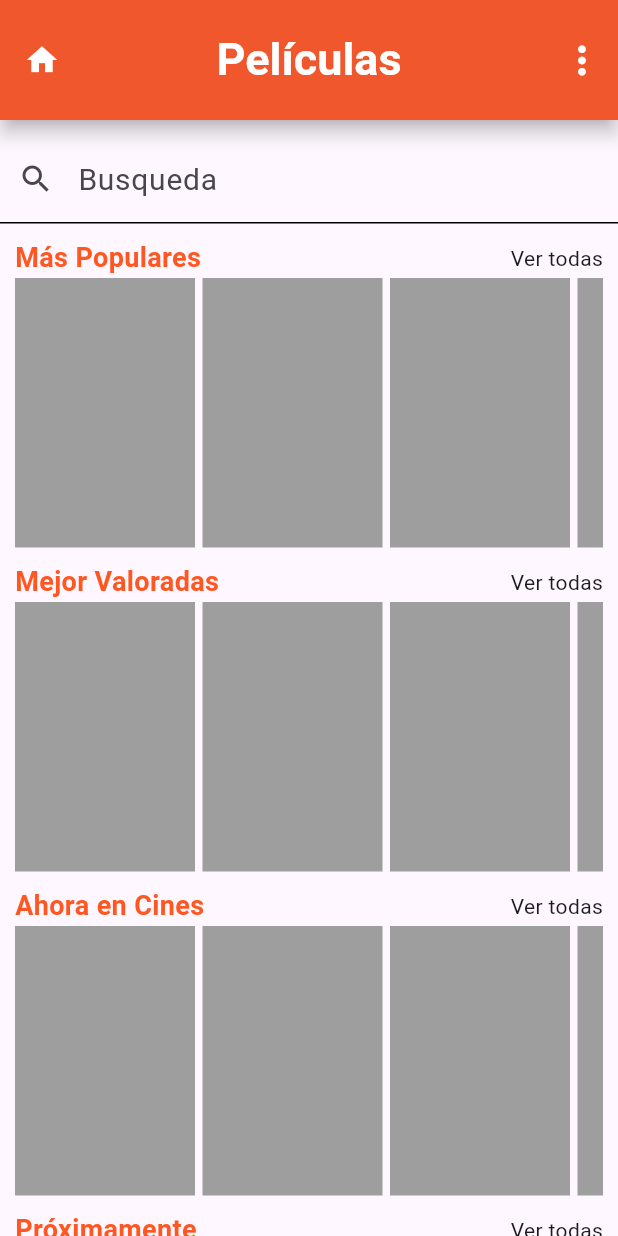
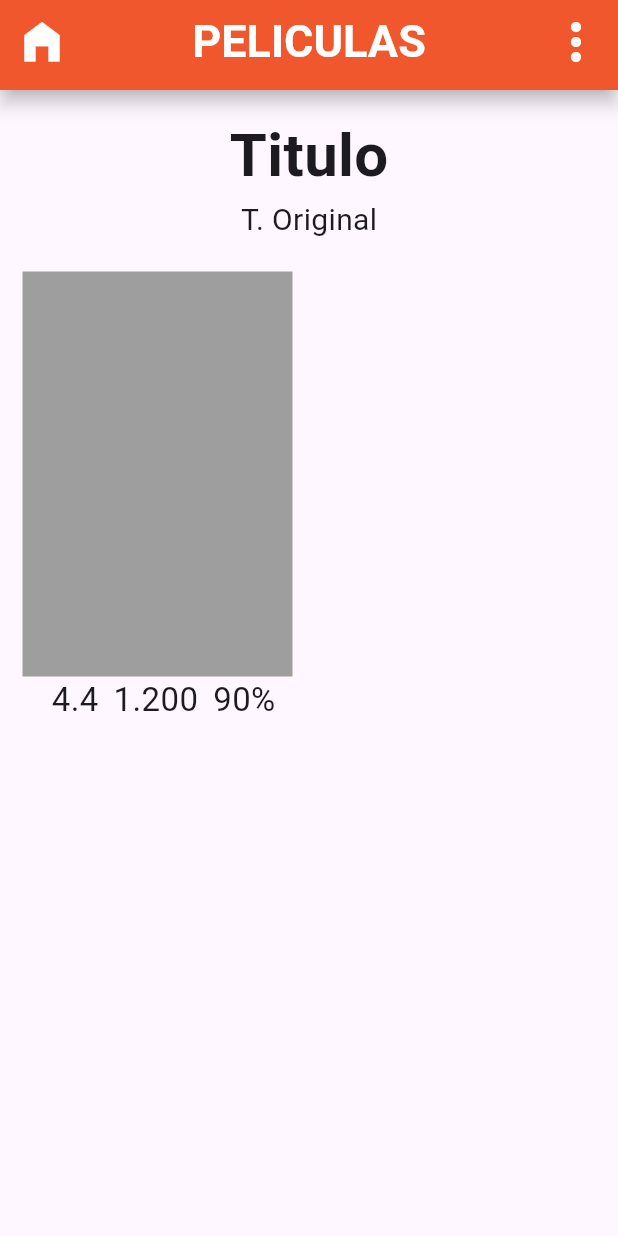
Before and after one commit to cvidaal/peliculas, a Flutter app: the screen it shows after launch, on a phone screen of 412 x 824 dp. Run offline on Flutter 3.47's test engine with Material 3 defaults, Android fonts, the phone set to English and light mode, and no system bars.

Commit message:
Refactorización del código

```diff
--- a/lib/homescreen.dart
+++ /dev/null
@@ -1,79 +0,0 @@
-import 'package:flutter/material.dart';
-import 'package:peliculas/buscarWidget.dart';
-
-import 'screens/ahoraencines.dart';
-import 'screens/maspopulares.dart';
-import 'screens/mejorvaloradas.dart';
-import 'screens/proximamente.dart';
-
-class HomeScreen extends StatelessWidget {
-  const HomeScreen({super.key});
-
-  @override
-  Widget build(BuildContext context) {
-    return Scaffold(
-      appBar: AppBar(
-        title: const Text(
-          'Películas',
-          style: TextStyle(
-              fontWeight: FontWeight.bold, color: Colors.white, fontSize: 30),
-        ),
-        centerTitle: true,
-        backgroundColor: Colors.deepOrange,
-        shadowColor: Colors.black, //Color d ela sombra
-        elevation: 5, // Sombra
-        toolbarHeight: 80, // Alto de la barra de arriba
-        actions: [
-          //Para poner objetos en la derecha
-          IconButton(
-              onPressed: () {},
-              icon: const Icon(
-                Icons.more_vert,
-                size: 30,
-                color: Colors.white,
-              ))
-        ],
-        leading: const Icon(
-          Icons.home,
-          color: Colors.white,
-        ), //Para poner 1 objeto en la izquierda.
-      ),
-      body: const Padding(
-        padding: EdgeInsets.only(top: 10.0),
-        child: Center(
-          child: Column(
-            mainAxisAlignment: MainAxisAlignment.start,
-            crossAxisAlignment: CrossAxisAlignment.stretch,
-            children: [
-              BuscarWidget(),
-              SizedBox(
-                height: 10,
-              ),
-              Expanded(
-                child: SingleChildScrollView(
-                  child: Column(
-                    children: [
-                      MasPopulares(), //Horizontal de más populares
-                      SizedBox(
-                        height: 10,
-                      ),
-                      MejorValoradas(),
-                      SizedBox(
-                        height: 10,
-                      ),
-                      AhoraEnCines(),
-                      SizedBox(
-                        height: 10,
-                      ),
-                      Proximamente()
-                    ],
-                  ),
-                ),
-              )
-            ],
-          ),
-        ),
-      ),
-    );
-  }
-}
--- a/lib/main.dart
+++ b/lib/main.dart
@@ -1,5 +1,6 @@
 import 'package:flutter/material.dart';
-import 'package:peliculas/homescreen.dart';
+import 'package:peliculas/screens/homescreen.dart';
+import 'package:peliculas/screens/peliculascreen.dart';
 
 void main() {
   runApp(const MyApp());
@@ -18,7 +19,7 @@ class MyApp extends StatelessWidget {
         colorScheme: ColorScheme.fromSeed(seedColor: Colors.deepPurple),
         useMaterial3: true,
       ),
-      home: const HomeScreen(),
+      home: const Peliculascreen(),
     );
   }
 }
--- a/lib/screens/ahoraencines.dart
+++ /dev/null
@@ -1,75 +0,0 @@
-import 'package:flutter/material.dart';
-
-class AhoraEnCines extends StatelessWidget {
-  const AhoraEnCines({super.key});
-
-  @override
-  Widget build(BuildContext context) {
-    return Padding(
-      padding: const EdgeInsets.symmetric(horizontal: 10),
-      child: Column(
-        children: [
-          const Row(
-            mainAxisAlignment: MainAxisAlignment.spaceBetween,
-            children: [
-              Text(
-                "Ahora en Cines",
-                style: TextStyle(
-                    fontWeight: FontWeight.bold,
-                    color: Colors.deepOrange,
-                    fontSize: 18),
-              ),
-              Text("Ver todas"),
-            ],
-          ),
-          //! IMPORTANTE SABERSELO
-          SingleChildScrollView(
-            //Para que quepan los container y no aparezca el aviso de OVERFLOW
-            scrollDirection: Axis.horizontal, //Permite hacer scrollDirection
-            child: Row(
-              children: [
-                Container(
-                  height: 180,
-                  width: 120,
-                  decoration: const BoxDecoration(
-                    color: Colors.grey,
-                  ),
-                ),
-                const SizedBox(
-                  width: 5,
-                ),
-                Container(
-                  height: 180,
-                  width: 120,
-                  decoration: const BoxDecoration(
-                    color: Colors.grey,
-                  ),
-                ),
-                const SizedBox(
-                  width: 5,
-                ),
-                Container(
-                  height: 180,
-                  width: 120,
-                  decoration: const BoxDecoration(
-                    color: Colors.grey,
-                  ),
-                ),
-                const SizedBox(
-                  width: 5,
-                ),
-                Container(
-                  height: 180,
-                  width: 120,
-                  decoration: const BoxDecoration(
-                    color: Colors.grey,
-                  ),
-                ),
-              ],
-            ),
-          )
-        ],
-      ),
-    );
-  }
-}
--- /dev/null
+++ b/lib/screens/homescreen.dart
@@ -0,0 +1,41 @@
+import 'package:flutter/material.dart';
+import 'package:peliculas/widgets/widgets.dart';
+
+
+class HomeScreen extends StatelessWidget {
+  const HomeScreen({super.key});
+
+  @override
+  Widget build(BuildContext context) {
+    return const Scaffold(
+      appBar: AppbarHome(),
+      body: Padding(
+        padding: EdgeInsets.only(top: 10.0),
+        child: Center(
+          child: Column(
+            mainAxisAlignment: MainAxisAlignment.start,
+            crossAxisAlignment: CrossAxisAlignment.stretch,
+            children: [
+              BuscarWidget(),
+              SizedBox(
+                height: 10,
+              ),
+              Expanded(
+                child: SingleChildScrollView(
+                  child: Column(
+                    children: [
+                      ListaPeliculasWidget('Ahora en Cines'), // Proximamente
+                      ListaPeliculasWidget('Más Populares'),
+                      ListaPeliculasWidget('Mejor Valoradas'),
+                      ListaPeliculasWidget('Proximamente')
+                    ],
+                  ),
+                ),
+              )
+            ],
+          ),
+        ),
+      ),
+    );
+  }
+}
--- a/lib/screens/maspopulares.dart
+++ /dev/null
@@ -1,75 +0,0 @@
-import 'package:flutter/material.dart';
-
-class MasPopulares extends StatelessWidget {
-  const MasPopulares({super.key});
-
-  @override
-  Widget build(BuildContext context) {
-    return Padding(
-      padding: const EdgeInsets.symmetric(horizontal: 10),
-      child: Column(
-        children: [
-          const Row(
-            mainAxisAlignment: MainAxisAlignment.spaceBetween,
-            children: [
-              Text(
-                "Más Populares",
-                style: TextStyle(
-                    fontWeight: FontWeight.bold,
-                    color: Colors.deepOrange,
-                    fontSize: 18),
-              ),
-              Text("Ver todas"),
-            ],
-          ),
-          //! IMPORTANTE SABERSELO
-          SingleChildScrollView(
-            //Para que quepan los container y no aparezca el aviso de OVERFLOW
-            scrollDirection: Axis.horizontal, //Permite hacer scrollDirection
-            child: Row(
-              children: [
-                Container(
-                  height: 180,
-                  width: 120,
-                  decoration: const BoxDecoration(
-                    color: Colors.grey,
-                  ),
-                ),
-                const SizedBox(
-                  width: 5,
-                ),
-                Container(
-                  height: 180,
-                  width: 120,
-                  decoration: const BoxDecoration(
-                    color: Colors.grey,
-                  ),
-                ),
-                const SizedBox(
-                  width: 5,
-                ),
-                Container(
-                  height: 180,
-                  width: 120,
-                  decoration: const BoxDecoration(
-                    color: Colors.grey,
-                  ),
-                ),
-                const SizedBox(
-                  width: 5,
-                ),
-                Container(
-                  height: 180,
-                  width: 120,
-                  decoration: const BoxDecoration(
-                    color: Colors.grey,
-                  ),
-                ),
-              ],
-            ),
-          )
-        ],
-      ),
-    );
-  }
-}
--- a/lib/screens/mejorvaloradas.dart
+++ /dev/null
@@ -1,75 +0,0 @@
-import 'package:flutter/material.dart';
-
-class MejorValoradas extends StatelessWidget {
-  const MejorValoradas({super.key});
-
-  @override
-  Widget build(BuildContext context) {
-    return Padding(
-      padding: const EdgeInsets.symmetric(horizontal: 10),
-      child: Column(
-        children: [
-          const Row(
-            mainAxisAlignment: MainAxisAlignment.spaceBetween,
-            children: [
-              Text(
-                "Mejor Valoradas",
-                style: TextStyle(
-                    fontWeight: FontWeight.bold,
-                    color: Colors.deepOrange,
-                    fontSize: 18),
-              ),
-              Text("Ver todas"),
-            ],
-          ),
-          //! IMPORTANTE SABERSELO
-          SingleChildScrollView(
-            //Para que quepan los container y no aparezca el aviso de OVERFLOW
-            scrollDirection: Axis.horizontal, //Permite hacer scrollDirection
-            child: Row(
-              children: [
-                Container(
-                  height: 180,
-                  width: 120,
-                  decoration: const BoxDecoration(
-                    color: Colors.grey,
-                  ),
-                ),
-                const SizedBox(
-                  width: 5,
-                ),
-                Container(
-                  height: 180,
-                  width: 120,
-                  decoration: const BoxDecoration(
-                    color: Colors.grey,
-                  ),
-                ),
-                const SizedBox(
-                  width: 5,
-                ),
-                Container(
-                  height: 180,
-                  width: 120,
-                  decoration: const BoxDecoration(
-                    color: Colors.grey,
-                  ),
-                ),
-                const SizedBox(
-                  width: 5,
-                ),
-                Container(
-                  height: 180,
-                  width: 120,
-                  decoration: const BoxDecoration(
-                    color: Colors.grey,
-                  ),
-                ),
-              ],
-            ),
-          )
-        ],
-      ),
-    );
-  }
-}
--- /dev/null
+++ b/lib/screens/peliculascreen.dart
@@ -0,0 +1,63 @@
+import 'package:flutter/material.dart';
+import 'package:peliculas/widgets/widgets.dart';
+
+class Peliculascreen extends StatelessWidget {
+  const Peliculascreen({super.key});
+
+  @override
+  Widget build(BuildContext context) {
+    return Scaffold(
+      appBar: const AppbarHome(),
+      body: Padding(
+        padding: const EdgeInsets.all(15.0),
+        child: Column(
+          children: [
+            const Center(
+              child: Column(
+                children: [
+                  Text(
+                    'Titulo',
+                    style: TextStyle(fontSize: 40, fontWeight: FontWeight.bold),
+                  ),
+                  Text(
+                    'T. Original',
+                    style: TextStyle(fontSize: 20),
+                  )
+                ],
+              ),
+            ),
+            const SizedBox(
+              height: 20,
+            ),
+            Row(
+              children: [
+                Column(
+                  children: [
+                    Container(
+                      margin: const EdgeInsets.only(right: 8),
+                      height: 270,
+                      width: 180,
+                      decoration: const BoxDecoration(
+                        color: Colors.grey,
+                      ),
+                    ),
+
+                    const Row(
+                      children: [
+                        Text('4.4', style: TextStyle(fontSize: 22),),
+                        SizedBox(width: 10,),
+                        Text('1.200', style: TextStyle(fontSize: 22),),
+                        SizedBox(width: 10,),
+                        Text('90%', style: TextStyle(fontSize: 22),),
+                      ],
+                    ),
+                  ],
+                ),
+              ],
+            ),
+          ],
+        ),
+      ),
+    );
+  }
+}
--- a/lib/screens/proximamente.dart
+++ /dev/null
@@ -1,75 +0,0 @@
-import 'package:flutter/material.dart';
-
-class Proximamente extends StatelessWidget {
-  const Proximamente({super.key});
-
-  @override
-  Widget build(BuildContext context) {
-    return Padding(
-      padding: const EdgeInsets.symmetric(horizontal: 10),
-      child: Column(
-        children: [
-          const Row(
-            mainAxisAlignment: MainAxisAlignment.spaceBetween,
-            children: [
-              Text(
-                "Próximamente",
-                style: TextStyle(
-                    fontWeight: FontWeight.bold,
-                    color: Colors.deepOrange,
-                    fontSize: 18),
-              ),
-              Text("Ver todas"),
-            ],
-          ),
-          //! IMPORTANTE SABERSELO
-          SingleChildScrollView(
-            //Para que quepan los container y no aparezca el aviso de OVERFLOW
-            scrollDirection: Axis.horizontal, //Permite hacer scrollDirection
-            child: Row(
-              children: [
-                Container(
-                  height: 180,
-                  width: 120,
-                  decoration: const BoxDecoration(
-                    color: Colors.grey,
-                  ),
-                ),
-                const SizedBox(
-                  width: 5,
-                ),
-                Container(
-                  height: 180,
-                  width: 120,
-                  decoration: const BoxDecoration(
-                    color: Colors.grey,
-                  ),
-                ),
-                const SizedBox(
-                  width: 5,
-                ),
-                Container(
-                  height: 180,
-                  width: 120,
-                  decoration: const BoxDecoration(
-                    color: Colors.grey,
-                  ),
-                ),
-                const SizedBox(
-                  width: 5,
-                ),
-                Container(
-                  height: 180,
-                  width: 120,
-                  decoration: const BoxDecoration(
-                    color: Colors.grey,
-                  ),
-                ),
-              ],
-            ),
-          )
-        ],
-      ),
-    );
-  }
-}
--- /dev/null
+++ b/lib/widgets/appbar_home_widget.dart
@@ -0,0 +1,35 @@
+import 'package:flutter/material.dart';
+import 'package:peliculas/widgets/widgets.dart';
+
+class AppbarHome extends StatelessWidget implements PreferredSizeWidget {
+
+  const AppbarHome({super.key});
+
+  @override
+  Size get preferredSize => const Size.fromHeight(60);
+
+  @override
+  Widget build(BuildContext context) {
+    return AppBar(
+        title: const Text(
+          'PELICULAS',
+          style: TextStyle(
+              fontWeight: FontWeight.bold, color: Colors.white, fontSize: 30),
+        ),
+        centerTitle: true,
+        backgroundColor: Colors.deepOrange,
+        shadowColor: Colors.black, //Color d ela sombra
+        elevation: 5, // Sombra
+        actions: const [
+          //Para poner objetos en la derecha
+          BotonOpciones()
+        ],
+        leading: const Icon(
+          Icons.home_filled,
+          color: Colors.white,
+          size: 35,
+        ), //Para poner 1 objeto en la izquierda.
+      );
+  }
+
+}
--- /dev/null
+++ b/lib/widgets/boton_opciones_widget.dart
@@ -0,0 +1,19 @@
+import 'package:flutter/material.dart';
+
+class BotonOpciones extends StatelessWidget {
+  const BotonOpciones({
+    super.key,
+  });
+
+  @override
+  Widget build(BuildContext context) {
+    return PopupMenuButton(
+      offset: const Offset(0, 70),
+      icon: const Icon(Icons.more_vert, size: 40, color: Colors.white,),
+      itemBuilder: (BuildContext context) => <PopupMenuEntry> [
+        PopupMenuItem(onTap: (){}, value: 1, child: const Text('Opción 1'),),
+        PopupMenuItem(onTap: (){}, value: 2, child: const Text('Opción 2'),)
+      ],
+    );
+  }
+}
--- /dev/null
+++ b/lib/widgets/lista_peliculas_widget.dart
@@ -0,0 +1,49 @@
+import 'package:flutter/material.dart';
+import 'package:peliculas/widgets/portada_widget.dart';
+
+class ListaPeliculasWidget extends StatelessWidget {
+  final String titulo;
+  const ListaPeliculasWidget(this.titulo, {super.key});
+
+  @override
+  Widget build(BuildContext context) {
+    return Padding(
+      padding: const EdgeInsets.symmetric(horizontal: 10),
+      child: Column(
+        children: [
+          Row(
+            mainAxisAlignment: MainAxisAlignment.spaceBetween,
+            children: [
+              Text(
+                titulo,
+                style: const TextStyle(
+                  fontWeight: FontWeight.bold,
+                  color: Colors.deepOrange,
+                  fontSize: 17,
+                ),
+              ),
+              const Text("Ver todas"),
+            ],
+          ),
+          //! IMPORTANTE SABERSELO
+          const SingleChildScrollView(
+            //Para que quepan los container y no aparezca el aviso de OVERFLOW
+            scrollDirection: Axis.horizontal, //Permite hacer scrollDirection
+            child: Row(
+              children: [
+                PortadaWidget(),
+                PortadaWidget(),
+                PortadaWidget(),
+                PortadaWidget(),
+                PortadaWidget(),
+              ],
+            ),
+          ),
+          const SizedBox(
+            height: 10,
+          ),
+        ],
+      ),
+    );
+  }
+}
--- /dev/null
+++ b/lib/widgets/portada_widget.dart
@@ -0,0 +1,19 @@
+import 'package:flutter/material.dart';
+
+class PortadaWidget extends StatelessWidget {
+  const PortadaWidget({
+    super.key,
+  });
+
+  @override
+  Widget build(BuildContext context) {
+    return Container(
+      margin: const EdgeInsets.only(right: 8),
+      height: 180,
+      width: 120,
+      decoration: const BoxDecoration(
+        color: Colors.grey,
+      ),
+    );
+  }
+}
--- /dev/null
+++ b/lib/widgets/widgets.dart
@@ -0,0 +1,5 @@
+export 'package:peliculas/widgets/portada_widget.dart';
+export 'package:peliculas/widgets/appbar_home_widget.dart';
+export 'package:peliculas/widgets/lista_peliculas_widget.dart';
+export 'package:peliculas/widgets/buscarWidget.dart';
+export 'package:peliculas/widgets/boton_opciones_widget.dart';
```
Also changed, not shown: lib/widgets/buscarWidget.dart (renamed from lib/buscarWidget.dart).
